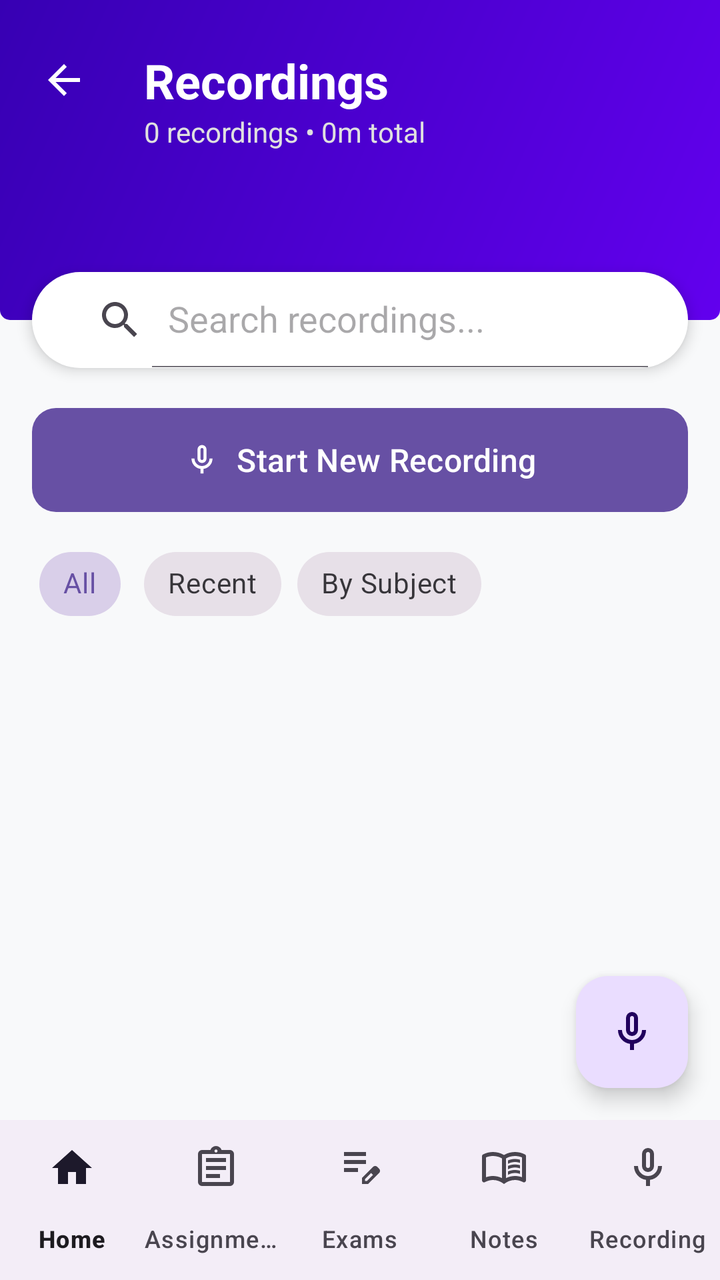
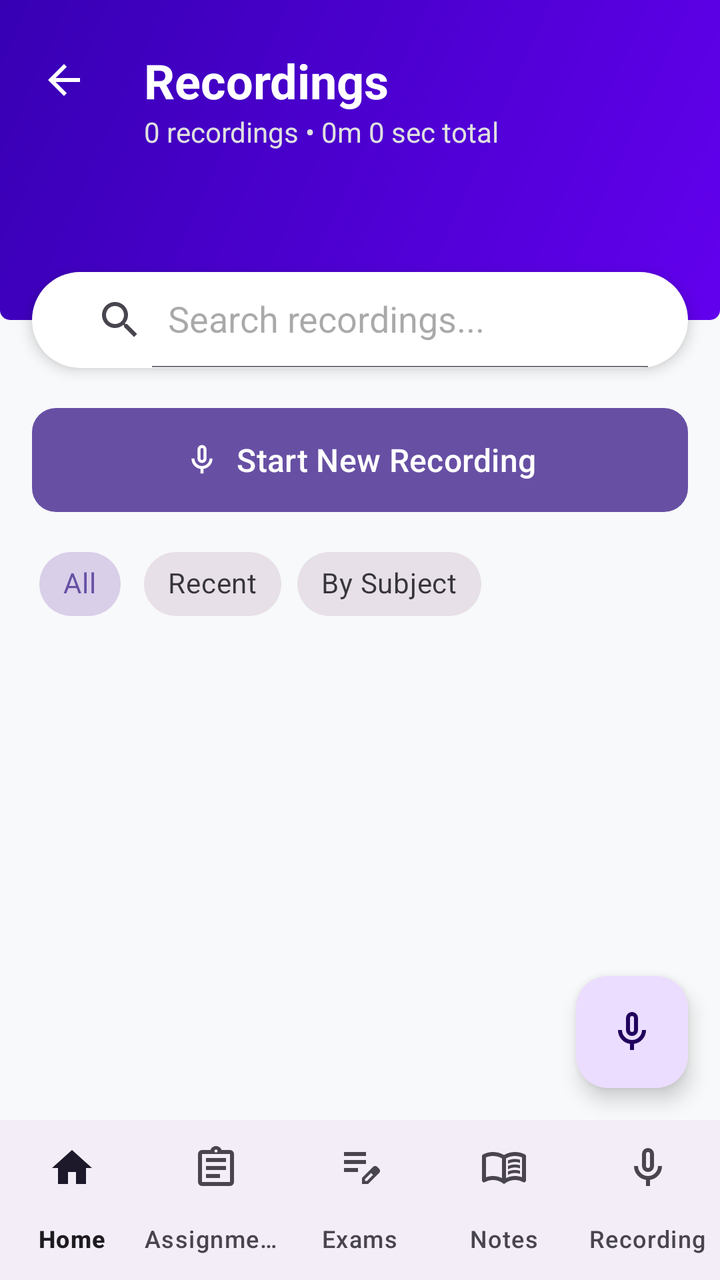

Compare the two renders of this Android layout. The source of the first and the diff that turns it into the second are given below.
<!-- AndroidManifest.xml: application theme Theme.FocusU -->
<!-- res/layout/activity_recordings.xml -->
<?xml version="1.0" encoding="utf-8"?>
<androidx.constraintlayout.widget.ConstraintLayout xmlns:android="http://schemas.android.com/apk/res/android"
    xmlns:app="http://schemas.android.com/apk/res-auto"
    xmlns:tools="http://schemas.android.com/tools"
    android:layout_width="match_parent"
    android:layout_height="match_parent"
    android:background="#F8F9FA"
    tools:context=".RecordingsActivity">

    <androidx.constraintlayout.widget.ConstraintLayout
        android:id="@+id/headerLayout"
        android:layout_width="match_parent"
        android:layout_height="wrap_content"
        app:layout_constraintTop_toTopOf="parent">

        <View
            android:id="@+id/headerBackground"
            android:layout_width="match_parent"
            android:layout_height="160dp"
            android:background="@drawable/header_gradient_bg"
            app:layout_constraintTop_toTopOf="parent" />

        <ImageView
            android:id="@+id/btnBack"
            android:layout_width="48dp"
            android:layout_height="48dp"
            android:layout_marginStart="8dp"
            android:layout_marginTop="16dp"
            android:background="?attr/selectableItemBackgroundBorderless"
            android:padding="12dp"
            android:src="@drawable/abc_ic_ab_back_material"
            app:layout_constraintStart_toStartOf="parent"
            app:layout_constraintTop_toTopOf="parent"
            app:tint="@color/white" />

        <TextView
            android:id="@+id/pageTitle"
            android:layout_width="wrap_content"
            android:layout_height="wrap_content"
            android:layout_marginStart="16dp"
            android:text="Recordings"
            android:textColor="@color/white"
            android:textSize="24sp"
            android:textStyle="bold"
            app:layout_constraintBottom_toBottomOf="@id/btnBack"
            app:layout_constraintStart_toEndOf="@id/btnBack"
            app:layout_constraintTop_toTopOf="@id/btnBack" />

        <TextView
            android:id="@+id/subtitleText"
            android:layout_width="wrap_content"
            android:layout_height="wrap_content"
            android:text="0 recordings • 0m total"
            android:textColor="#E0E0E0"
            android:textSize="14sp"
            app:layout_constraintStart_toStartOf="@id/pageTitle"
            app:layout_constraintTop_toBottomOf="@id/pageTitle" />
    </androidx.constraintlayout.widget.ConstraintLayout>

    <androidx.appcompat.widget.SearchView
        android:id="@+id/searchView"
        android:layout_width="match_parent"
        android:layout_height="48dp"
        android:layout_marginHorizontal="16dp"
        android:layout_marginTop="16dp"
        android:background="@drawable/bg_search_bar"
        android:drawableStart="@android:drawable/ic_menu_search"
        android:drawablePadding="8dp"
        android:elevation="4dp"
        app:iconifiedByDefault="false"
        app:queryHint="Search recordings..."
        android:paddingHorizontal="12dp"
        app:layout_constraintBottom_toBottomOf="@id/headerLayout"
        app:layout_constraintTop_toBottomOf="@id/headerLayout" />


    
    
    
    
    
    
    
    
    
    
    
    
    
    
    

    
    <com.google.android.material.button.MaterialButton
        android:id="@+id/btnStartRecording"
        android:layout_width="match_parent"
        android:layout_height="60dp"
        android:layout_marginHorizontal="16dp"
        android:layout_marginTop="16dp"
        android:text="Start New Recording"
        android:textAllCaps="false"
        android:textSize="16sp"
        app:cornerRadius="12dp"
        app:icon="@drawable/ic_mic"
        app:iconGravity="textStart"
        app:layout_constraintTop_toBottomOf="@id/searchView" />

    
    <HorizontalScrollView
        android:id="@+id/filterScroll"
        android:layout_width="match_parent"
        android:layout_height="wrap_content"
        android:layout_marginTop="8dp"
        android:paddingStart="16dp"
        android:paddingEnd="16dp"
        android:scrollbars="none"
        app:layout_constraintTop_toBottomOf="@id/btnStartRecording">

        <com.google.android.material.chip.ChipGroup android:id="@+id/sortChipGroup"
        android:layout_width="wrap_content"
        android:layout_height="wrap_content"
        app:singleSelection="true">

        <com.google.android.material.chip.Chip
            android:id="@+id/chipAll"
            style="@style/Widget.MaterialComponents.Chip.Choice"
            android:layout_width="wrap_content"
            android:layout_height="wrap_content"
            android:checked="true"
            android:text="All" />

        <com.google.android.material.chip.Chip
            android:id="@+id/chipRecent"
            style="@style/Widget.MaterialComponents.Chip.Choice"
            android:layout_width="wrap_content"
            android:layout_height="wrap_content"
            android:text="Recent" />

        <com.google.android.material.chip.Chip
            android:id="@+id/chipSubject"
            style="@style/Widget.MaterialComponents.Chip.Choice"
            android:layout_width="wrap_content"
            android:layout_height="wrap_content"
            android:text="By Subject" />
    </com.google.android.material.chip.ChipGroup>
</HorizontalScrollView>

    
<androidx.recyclerview.widget.RecyclerView
android:clipToPadding="false"
android:id="@+id/recordingsRecyclerView"
android:layout_height="0dp"
android:layout_marginTop="8dp"
android:layout_width="match_parent"
android:paddingBottom="80dp"
app:layoutManager="androidx.recyclerview.widget.LinearLayoutManager"
app:layout_constraintTop_toBottomOf="@id/filterScroll" />

    
    
<LinearLayout
android:gravity="center"
android:id="@+id/emptyStateLayout"
android:layout_height="wrap_content"
android:layout_width="wrap_content"
android:orientation="vertical"
android:visibility="gone"
app:layout_constraintBottom_toBottomOf="parent"
app:layout_constraintEnd_toEndOf="parent"
app:layout_constraintStart_toStartOf="parent"
app:layout_constraintTop_toTopOf="parent">

<ImageView
    android:layout_height="80dp"
    android:layout_width="80dp"
    android:src="@drawable/ic_mic"
    app:tint="#BDBDBD" />

<TextView
    android:layout_height="wrap_content"
    android:layout_marginTop="16dp"
    android:layout_width="wrap_content"
    android:text="No recordings yet"
    android:textSize="18sp"
    android:textStyle="bold" />
</LinearLayout>

<LinearLayout
android:background="#D32F2F"
android:elevation="8dp"
android:gravity="center"
android:id="@+id/recordingStateLayout"
android:layout_height="wrap_content"
android:layout_width="match_parent"
android:orientation="horizontal"
android:padding="16dp"
android:visibility="gone"
app:layout_constraintBottom_toBottomOf="parent"
app:layout_constraintEnd_toEndOf="parent"
app:layout_constraintStart_toStartOf="parent"
tools:visibility="visible">

<Chronometer
    android:fontFamily="sans-serif-medium"
    android:id="@+id/chronometer"
    android:layout_height="wrap_content"
    android:layout_width="wrap_content"
    android:textColor="@color/white"
    android:textSize="18sp" />

<TextView
    android:gravity="center"
    android:layout_height="wrap_content"
    android:layout_weight="1"
    android:layout_width="0dp"
    android:text="Recording..."
    android:textColor="@color/white"
    android:textSize="18sp"
    android:textStyle="bold" />

<ImageView
    android:background="?attr/selectableItemBackgroundBorderless"
    android:clickable="true"
    android:focusable="true"
    android:id="@+id/btnStopRecording"
    android:layout_height="40dp"
    android:layout_width="40dp"
    android:padding="4dp"
    android:src="@drawable/ic_pause"
    app:tint="@color/white" />

</LinearLayout>


    
<com.google.android.material.floatingactionbutton.FloatingActionButton
android:id="@+id/fabRecord"
android:layout_height="wrap_content"
android:layout_margin="16dp"
android:layout_width="wrap_content"
android:src="@drawable/ic_mic"
app:layout_constraintBottom_toTopOf="@id/bottom_navigation"
app:layout_constraintEnd_toEndOf="parent" />


<com.google.android.material.bottomnavigation.BottomNavigationView
android:id="@+id/bottom_navigation"
android:layout_height="wrap_content"
android:layout_width="match_parent"
app:labelVisibilityMode="labeled"
app:layout_constraintBottom_toBottomOf="parent"
app:layout_constraintEnd_toEndOf="parent"
app:layout_constraintStart_toStartOf="parent"
app:menu="@menu/bottom_nav_menu" /></androidx.constraintlayout.widget.ConstraintLayout>
<!-- resources referenced by this layout -->
<resources>
  <color name="white">#FFFFFFFF</color>
  <!-- drawable bg_search_bar (drawable) -->
  <shape xmlns:android="http://schemas.android.com/apk/res/android">
          <solid android:color="@color/white"/>
          <corners android:radius="24dp"/>
  </shape>
  <!-- drawable header_gradient_bg (drawable) -->
  <?xml version="1.0" encoding="utf-8"?>
  <shape xmlns:android="http://schemas.android.com/apk/res/android">
      <gradient
          android:angle="135"
          android:startColor="#6200EE"
          android:endColor="#3700B3"
          android:type="linear" />
      <corners android:bottomLeftRadius="5dp" android:bottomRightRadius="5dp"/>
  </shape>
  <!-- drawable ic_mic (drawable) -->
  <vector xmlns:android="http://schemas.android.com/apk/res/android" android:height="24dp" android:tint="#000000" android:viewportHeight="960" android:viewportWidth="960" android:width="24dp">
        
      <path android:fillColor="@android:color/white" android:pathData="M480,560Q430,560 395,525Q360,490 360,440L360,200Q360,150 395,115Q430,80 480,80Q530,80 565,115Q600,150 600,200L600,440Q600,490 565,525Q530,560 480,560ZM480,320Q480,320 480,320Q480,320 480,320L480,320Q480,320 480,320Q480,320 480,320Q480,320 480,320Q480,320 480,320L480,320Q480,320 480,320Q480,320 480,320ZM440,840L440,717Q336,703 268,624Q200,545 200,440L280,440Q280,523 338.5,581.5Q397,640 480,640Q563,640 621.5,581.5Q680,523 680,440L760,440Q760,545 692,624Q624,703 520,717L520,840L440,840ZM480,480Q497,480 508.5,468.5Q520,457 520,440L520,200Q520,183 508.5,171.5Q497,160 480,160Q463,160 451.5,171.5Q440,183 440,200L440,440Q440,457 451.5,468.5Q463,480 480,480Z"/>
      
  </vector>
  <!-- drawable ic_pause (drawable) -->
  <vector xmlns:android="http://schemas.android.com/apk/res/android" android:height="24dp" android:tint="#000000" android:viewportHeight="960" android:viewportWidth="960" android:width="24dp">
        
      <path android:fillColor="@android:color/white" android:pathData="M520,760L520,200L760,200L760,760L520,760ZM200,760L200,200L440,200L440,760L200,760ZM600,680L680,680L680,280L600,280L600,680ZM280,680L360,680L360,280L280,280L280,680ZM280,280L280,280L280,680L280,680L280,280ZM600,280L600,280L600,680L600,680L600,280Z"/>
      
  </vector>
  <style name="Theme.FocusU" parent="Base.Theme.FocusU" />
  <style name="Base.Theme.FocusU" parent="Theme.Material3.Light.NoActionBar">
          
          
      </style>
</resources>

<!-- the commit's change to res/layout/activity_recordings.xml (unified diff, before → after) -->
@@ -50,7 +50,7 @@
             android:id="@+id/subtitleText"
             android:layout_width="wrap_content"
             android:layout_height="wrap_content"
-            android:text="0 recordings • 0m total"
+            android:text="0 recordings • 0m 0 sec total "
             android:textColor="#E0E0E0"
             android:textSize="14sp"
             app:layout_constraintStart_toStartOf="@id/pageTitle"
